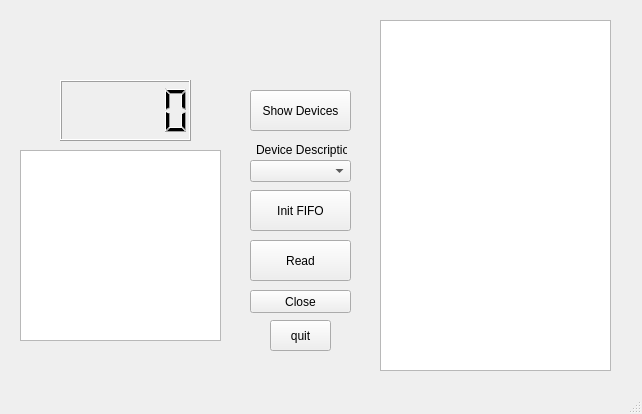
Old version of the form qt/mainwindow.ui in the repository tim-papaya/monochr.
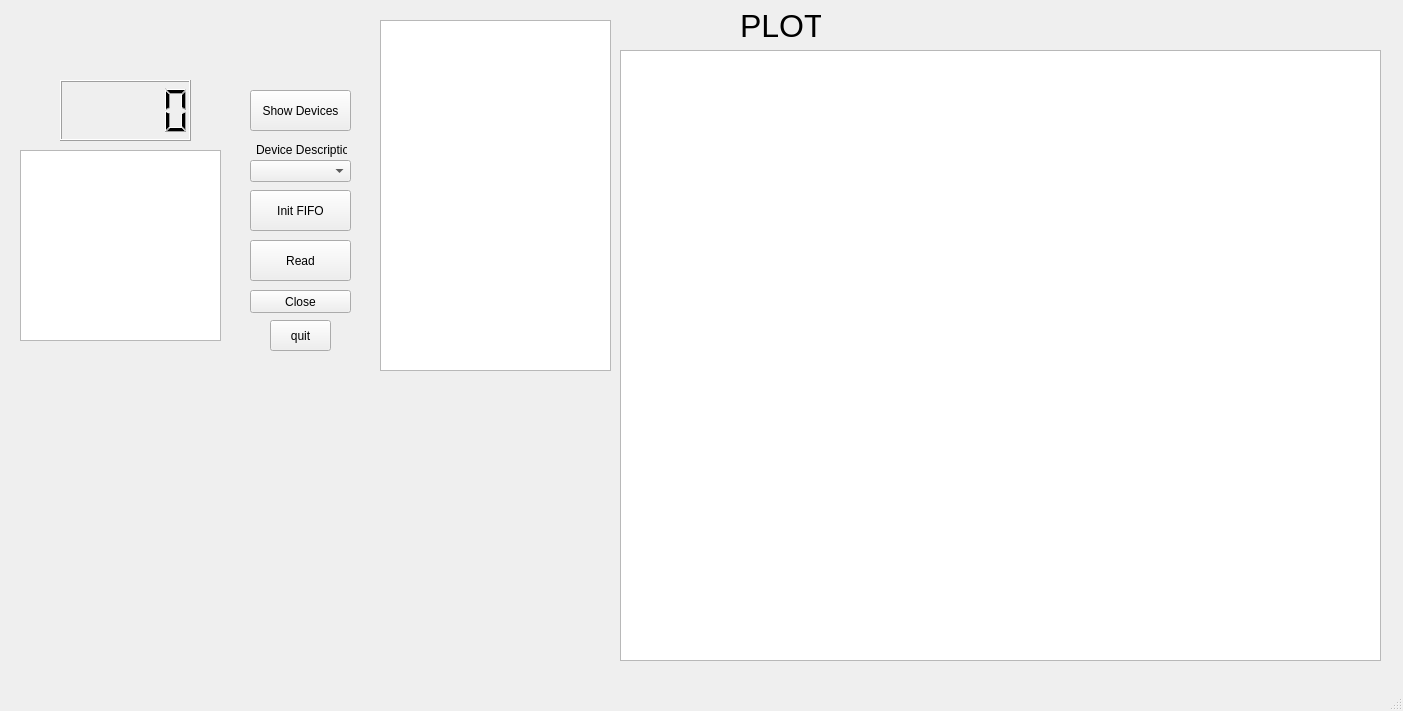
New version of the form.

The edit to the form file:
```diff
--- a/qt/mainwindow.ui
+++ b/qt/mainwindow.ui
@@ -6,8 +6,8 @@
    <rect>
     <x>0</x>
     <y>0</y>
-    <width>642</width>
-    <height>414</height>
+    <width>1403</width>
+    <height>711</height>
    </rect>
   </property>
   <property name="windowTitle">
@@ -135,6 +135,40 @@
      </rect>
     </property>
    </widget>
+   <widget class="QGraphicsView" name="graphicsView">
+    <property name="geometry">
+     <rect>
+      <x>620</x>
+      <y>50</y>
+      <width>761</width>
+      <height>611</height>
+     </rect>
+    </property>
+   </widget>
+   <widget class="QLabel" name="plot_name">
+    <property name="geometry">
+     <rect>
+      <x>740</x>
+      <y>10</y>
+      <width>81</width>
+      <height>31</height>
+     </rect>
+    </property>
+    <property name="font">
+     <font>
+      <pointsize>24</pointsize>
+     </font>
+    </property>
+    <property name="text">
+     <string>PLOT</string>
+    </property>
+    <property name="margin">
+     <number>0</number>
+    </property>
+    <property name="indent">
+     <number>-1</number>
+    </property>
+   </widget>
   </widget>
   <widget class="QMenuBar" name="menubar">
    <property name="geometry">
```
Left out of the diff: 2 changed lines with no effect on the pictures.
